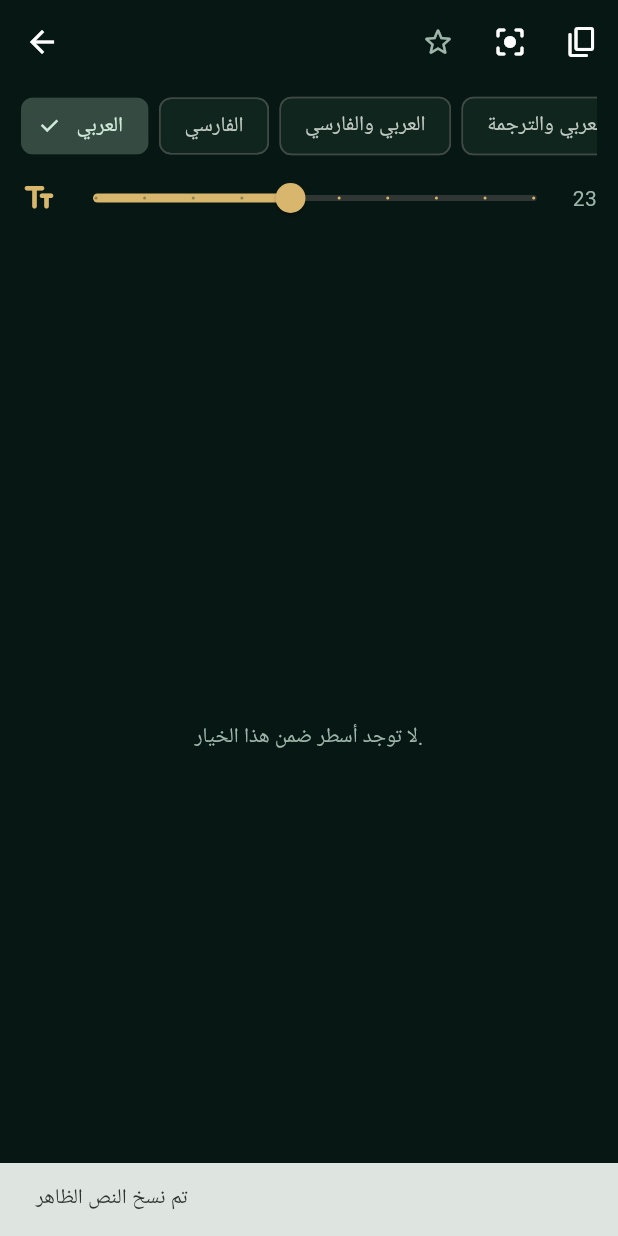
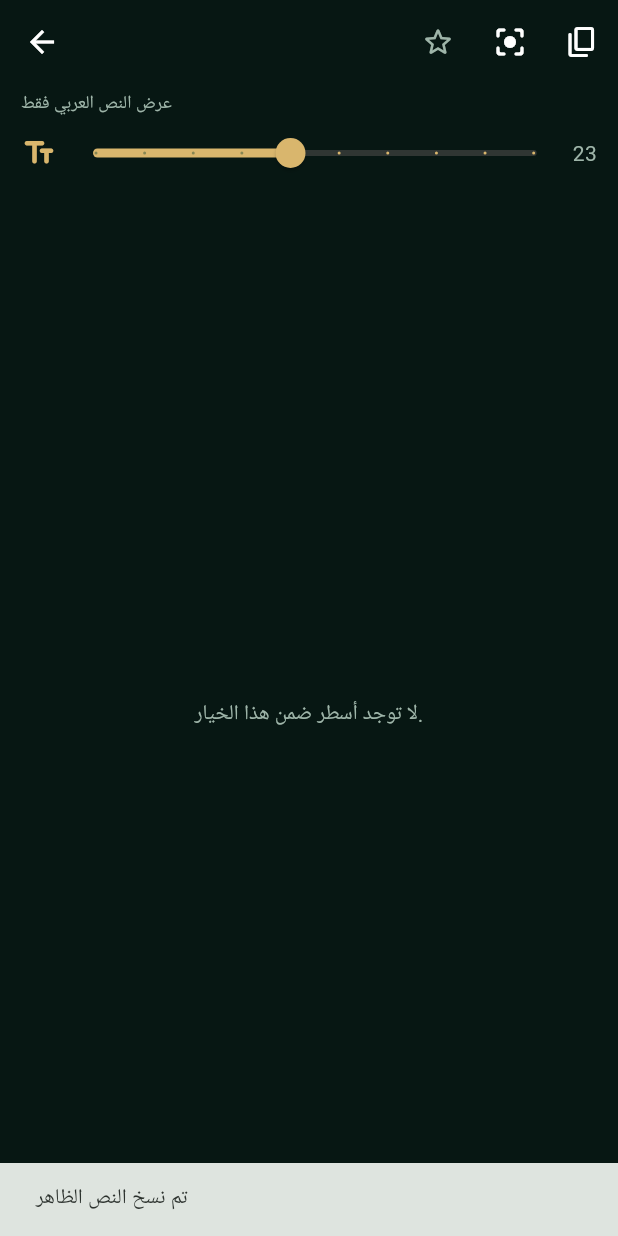
Before and after one commit to loayh523-lab/Mithaq-Al-Mumin-New, a Flutter app: the ShiaTextReaderPage screen opened directly with empty values, after a tap on the "content copy" icon, on a phone screen of 412 x 824 dp. Run offline on Flutter 3.47's test engine with Material 3 defaults, Android fonts, the phone set to English and light mode, and no system bars; our stand-ins replace audioplayers, flutter_compass, flutter_local_notifications, geolocator, share_plus, shared_preferences and 2 more; missing offline and left inert: geomag; accounts and stored records are empty; Roboto replaces fonts that are missing (NotoNaskhArabic).

Commit message:
Keep the unified supplication reader Arabic-only and show exact source citations

```diff
--- a/lib/features/shia_text_library_page.dart
+++ b/lib/features/shia_text_library_page.dart
@@ -399,7 +399,6 @@ class ShiaTextReaderPage extends StatefulWidget {
 }
 
 class _ShiaTextReaderPageState extends State<ShiaTextReaderPage> {
-  String _display = 'العربي';
   double _fontSize = 23;
   bool _focusMode = false;
   bool _isFavorite = false;
@@ -475,24 +474,8 @@ class _ShiaTextReaderPageState extends State<ShiaTextReaderPage> {
     super.dispose();
   }
 
-  List<ShiaTextLine> get _visibleLines {
-    final source = widget.entry.lines;
-    if (_display == 'العربي') return source.where((line) => line.isArabic).toList();
-    if (_display == 'الفارسي') return source.where((line) => line.isPersian && !line.isArabic).toList();
-    if (_display == 'العربي والترجمة') {
-      return [
-        ...source.where((line) => line.isArabic),
-        ...source.where((line) => line.isTranslation && !line.isPersian),
-      ];
-    }
-    if (_display == 'العربي والفارسي') {
-      return [
-        ...source.where((line) => line.isArabic),
-        ...source.where((line) => line.isPersian && !line.isArabic),
-      ];
-    }
-    return source.toList();
-  }
+  List<ShiaTextLine> get _visibleLines =>
+      widget.entry.lines.where((line) => line.isArabic && line.text.trim().isNotEmpty).toList(growable: false);
 
   @override Widget build(BuildContext context) {
     final lines = _visibleLines;
@@ -530,18 +513,12 @@ class _ShiaTextReaderPageState extends State<ShiaTextReaderPage> {
         if (!_focusMode) Padding(
           padding: const EdgeInsets.fromLTRB(14, 4, 14, 4),
           child: Column(children: [
-            SingleChildScrollView(
-              scrollDirection: Axis.horizontal,
-              child: Row(children: [
-                'العربي', 'الفارسي', 'العربي والفارسي', 'العربي والترجمة', 'كل الأسطر'
-              ].map((choice) => Padding(
-                padding: const EdgeInsetsDirectional.only(end: 7),
-                child: ChoiceChip(
-                  label: Text(choice),
-                  selected: _display == choice,
-                  onSelected: (_) => setState(() => _display = choice),
-                ),
-              )).toList()),
+            const Align(
+              alignment: AlignmentDirectional.centerStart,
+              child: Text(
+                'عرض النص العربي فقط',
+                style: TextStyle(color: _shiaMuted, fontSize: 12),
+              ),
             ),
             Row(children: [
               const Icon(Icons.text_fields_rounded, color: _shiaGold),
@@ -581,7 +558,11 @@ class _ShiaTextReaderPageState extends State<ShiaTextReaderPage> {
                   );
                 }),
                 const Divider(color: Color(0x334A7562)),
-                const Text('هذا النص منقول من سجلّ البيانات المشار إليه أدناه. قد تختلف الضبطات أو ترتيب الفقرات بين الطبعات.', style: TextStyle(color: _shiaMuted, height: 1.7, fontSize: 11)),
+                const Text('النص المعروض عربي فقط. قد تختلف الضبطات أو ترتيب الفقرات بين الطبعات.', style: TextStyle(color: _shiaMuted, height: 1.7, fontSize: 11)),
+                if (widget.entry.sourceLabel.isNotEmpty) ...[
+                  const SizedBox(height: 6),
+                  SelectableText('المصدر: ${widget.entry.sourceLabel}', textDirection: TextDirection.rtl, style: const TextStyle(color: _shiaGold, fontSize: 11, height: 1.6)),
+                ],
                 if (widget.entry.sourceLabel.isNotEmpty) ...[
                   const SizedBox(height: 6),
                   SelectableText('المصدر: ${widget.entry.sourceLabel}', textDirection: TextDirection.rtl, style: const TextStyle(color: _shiaGold, fontSize: 11, height: 1.6)),
```
